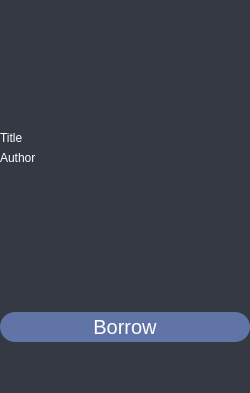
This is Resources/Book.ui in kentoroceo/Library-Inventory-System as Qt 5 draws it before an edit. The edited form follows.
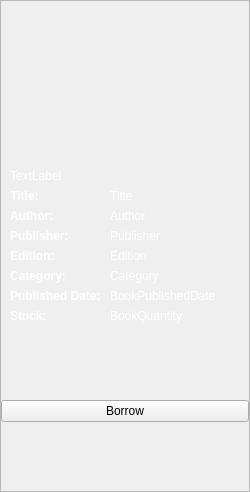
This is the edited form. Icons and pictures are not drawn.

What changed in the file:
```diff
--- a/Resources/Book.ui
+++ b/Resources/Book.ui
@@ -7,7 +7,7 @@
     <x>0</x>
     <y>0</y>
     <width>250</width>
-    <height>393</height>
+    <height>492</height>
    </rect>
   </property>
   <property name="sizePolicy">
@@ -20,8 +20,7 @@
    <string>Form</string>
   </property>
   <property name="styleSheet">
-   <string notr="true">border-style:none;
-background-color:rgb(53, 57, 68);</string>
+   <string notr="true"/>
   </property>
   <layout class="QGridLayout" name="gridLayout">
    <property name="leftMargin">
@@ -65,6 +64,11 @@
       </property>
       <item>
        <widget class="QFrame" name="PhotoContainer">
+        <property name="styleSheet">
+         <string notr="true">QFrame{
+	border-style:none;
+}</string>
+        </property>
         <property name="frameShape">
          <enum>QFrame::StyledPanel</enum>
         </property>
@@ -88,12 +92,14 @@
         </layout>
        </widget>
       </item>
-      <item alignment="Qt::AlignLeft|Qt::AlignTop">
+      <item>
        <widget class="QFrame" name="BookDetails">
         <property name="styleSheet">
          <string notr="true">QLabel{
 	color: white;
-	font: 10pt &quot;Maiandra GD&quot;;
+}
+QFrame {
+	border-style:none;
 }</string>
         </property>
         <property name="frameShape">
@@ -102,49 +108,165 @@
         <property name="frameShadow">
          <enum>QFrame::Raised</enum>
         </property>
-        <layout class="QVBoxLayout" name="verticalLayout_2">
-         <property name="leftMargin">
-          <number>0</number>
-         </property>
-         <property name="topMargin">
-          <number>0</number>
-         </property>
-         <property name="rightMargin">
-          <number>0</number>
-         </property>
-         <item>
+        <layout class="QFormLayout" name="formLayout">
+         <item row="3" column="0">
+          <widget class="QLabel" name="TitleLabel">
+           <property name="font">
+            <font>
+             <weight>75</weight>
+             <bold>true</bold>
+            </font>
+           </property>
+           <property name="text">
+            <string>Title: </string>
+           </property>
+           <property name="alignment">
+            <set>Qt::AlignRight|Qt::AlignTrailing|Qt::AlignVCenter</set>
+           </property>
+          </widget>
+         </item>
+         <item row="3" column="1">
           <widget class="QLabel" name="BookTitle">
            <property name="text">
             <string>Title</string>
            </property>
           </widget>
          </item>
-         <item>
+         <item row="4" column="0">
+          <widget class="QLabel" name="AuthorLabell">
+           <property name="font">
+            <font>
+             <weight>75</weight>
+             <bold>true</bold>
+            </font>
+           </property>
+           <property name="text">
+            <string>Author: </string>
+           </property>
+          </widget>
+         </item>
+         <item row="4" column="1">
           <widget class="QLabel" name="BookAuthor">
            <property name="text">
             <string>Author</string>
            </property>
           </widget>
          </item>
+         <item row="5" column="0">
+          <widget class="QLabel" name="PublisherLabel">
+           <property name="font">
+            <font>
+             <weight>75</weight>
+             <bold>true</bold>
+            </font>
+           </property>
+           <property name="text">
+            <string>Publisher: </string>
+           </property>
+          </widget>
+         </item>
+         <item row="5" column="1">
+          <widget class="QLabel" name="BookPublisher">
+           <property name="text">
+            <string>Publisher</string>
+           </property>
+          </widget>
+         </item>
+         <item row="6" column="0">
+          <widget class="QLabel" name="EditionLabel">
+           <property name="font">
+            <font>
+             <weight>75</weight>
+             <bold>true</bold>
+            </font>
+           </property>
+           <property name="text">
+            <string>Edition: </string>
+           </property>
+          </widget>
+         </item>
+         <item row="6" column="1">
+          <widget class="QLabel" name="BookEdition">
+           <property name="text">
+            <string>Edition</string>
+           </property>
+          </widget>
+         </item>
+         <item row="7" column="0">
+          <widget class="QLabel" name="CategoryLabel">
+           <property name="font">
+            <font>
+             <weight>75</weight>
+             <bold>true</bold>
+            </font>
+           </property>
+           <property name="text">
+            <string>Category: </string>
+           </property>
+          </widget>
+         </item>
+         <item row="7" column="1">
+          <widget class="QLabel" name="BookCategory">
+           <property name="text">
+            <string>Category</string>
+           </property>
+          </widget>
+         </item>
+         <item row="8" column="0">
+          <widget class="QLabel" name="PublishedDateLabel">
+           <property name="font">
+            <font>
+             <weight>75</weight>
+             <bold>true</bold>
+            </font>
+           </property>
+           <property name="text">
+            <string>Published Date: </string>
+           </property>
+          </widget>
+         </item>
+         <item row="8" column="1">
+          <widget class="QLabel" name="BookPublisherDate">
+           <property name="text">
+            <string>BookPublishedDate</string>
+           </property>
+          </widget>
+         </item>
+         <item row="9" column="0">
+          <widget class="QLabel" name="StockLabel">
+           <property name="font">
+            <font>
+             <weight>75</weight>
+             <bold>true</bold>
+            </font>
+           </property>
+           <property name="text">
+            <string>Stock: </string>
+           </property>
+          </widget>
+         </item>
+         <item row="9" column="1">
+          <widget class="QLabel" name="BookQuantity">
+           <property name="text">
+            <string>BookQuantity</string>
+           </property>
+          </widget>
+         </item>
+         <item row="2" column="0">
+          <widget class="QLabel" name="BookId">
+           <property name="text">
+            <string>TextLabel</string>
+           </property>
+          </widget>
+         </item>
         </layout>
        </widget>
       </item>
       <item>
        <widget class="QFrame" name="ButtonContainer">
         <property name="styleSheet">
-         <string notr="true">QPushButton{
-	height: 30px;
-	background-color:rgb(96, 116, 166);
-	color:white;
-	border-color:rgb(96, 116, 166);
-	border-radius:15px;
-	padding-left: 20px;
-	padding-right:20px;
-	font-size:20px;
-}
-
-QPushButton:hover {
-	background-color: rgb(38, 42, 54);
+         <string notr="true">QFrame{
+	border-style:none;
 }</string>
         </property>
         <property name="frameShape">
```
